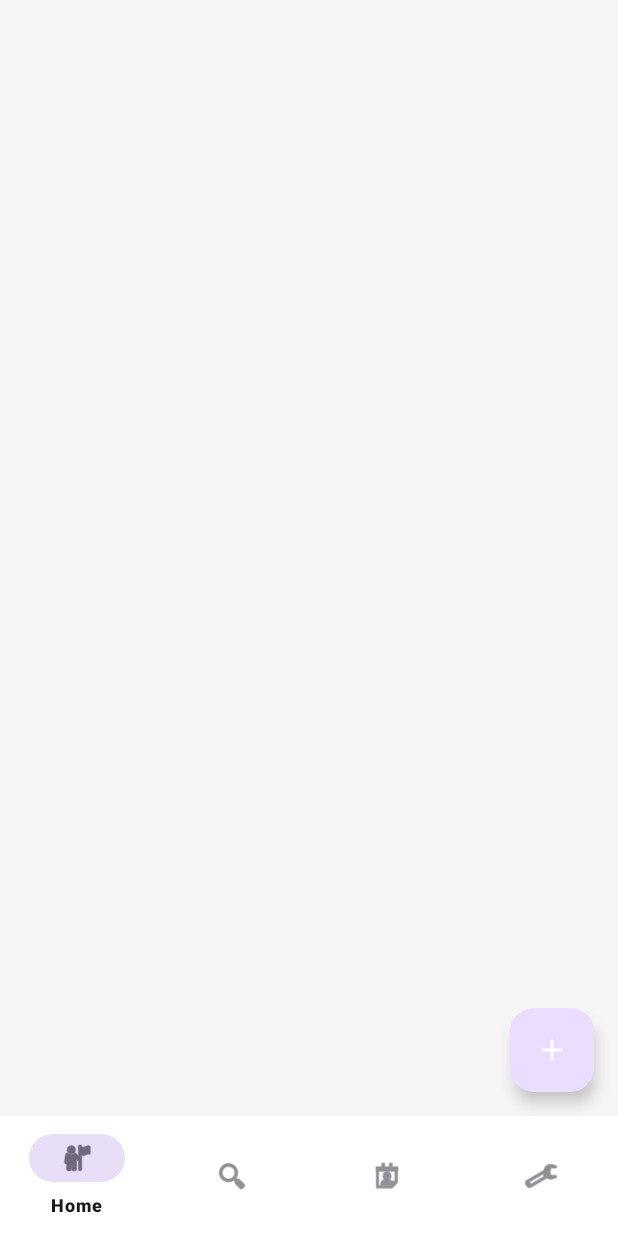
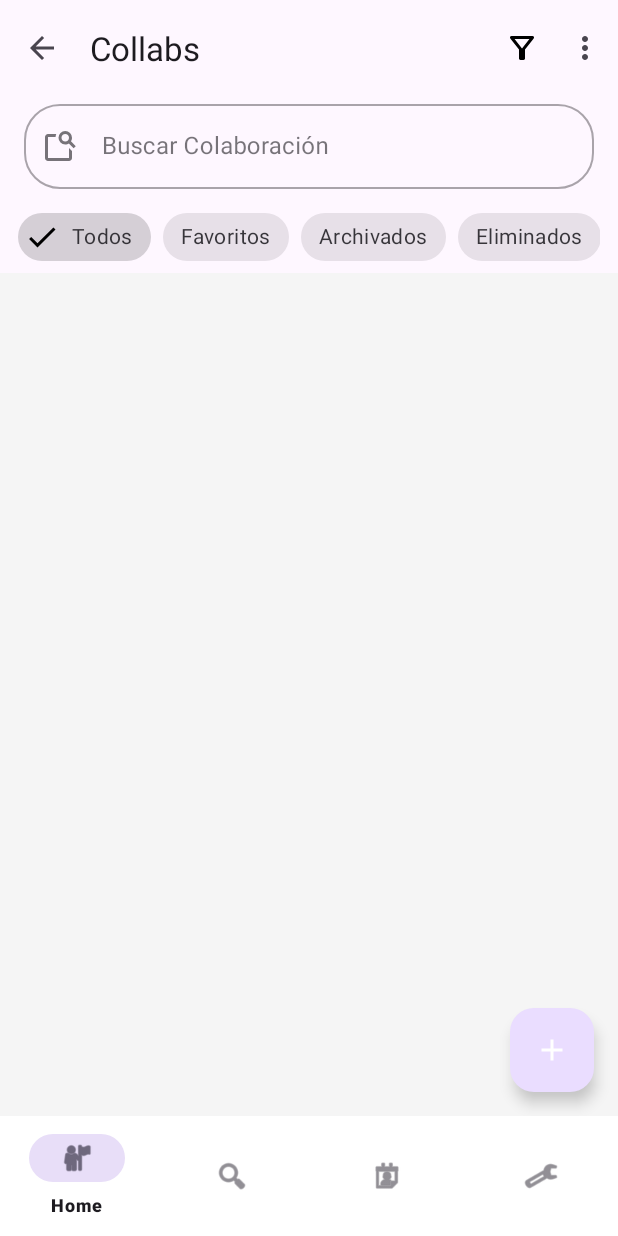
Before and after one commit to alex-boni/PAD-2025-26-G02-CollabUp, an Android app: the fragment CollabListFragment placed in its activity, on a phone screen of 412 x 824 dp. Run offline under Robolectric (Android 15) with nearby library versions, the phone set to English and light mode, and no system bars; our stand-ins replace Firebase (no records; nobody signed in at launch, a user with empty details on screens opened directly).

Commit message:
Add toolbar and searchpanel

```diff
--- /dev/null
+++ b/app/src/main/res/drawable/ic_filter.xml
@@ -0,0 +1,5 @@
+<vector xmlns:android="http://schemas.android.com/apk/res/android" android:height="24dp" android:tint="#000000" android:viewportHeight="960" android:viewportWidth="960" android:width="24dp">
+
+    <path android:fillColor="@android:color/white" android:pathData="M440,800Q423,800 411.5,788.5Q400,777 400,760L400,520L168,224Q153,204 163.5,182Q174,160 200,160L760,160Q786,160 796.5,182Q807,204 792,224L560,520L560,760Q560,777 548.5,788.5Q537,800 520,800L440,800ZM480,492L678,240L282,240L480,492ZM480,492L480,492L480,492Z"/>
+
+</vector>
--- /dev/null
+++ b/app/src/main/res/drawable/ic_search.xml
@@ -0,0 +1,5 @@
+<vector xmlns:android="http://schemas.android.com/apk/res/android" android:height="24dp" android:tint="#000000" android:viewportHeight="960" android:viewportWidth="960" android:width="24dp">
+
+    <path android:fillColor="@android:color/white" android:pathData="M720,530L800,610L800,800Q800,833 776.5,856.5Q753,880 720,880L160,880Q127,880 103.5,856.5Q80,833 80,800L80,240Q80,207 103.5,183.5Q127,160 160,160L380,160Q372,178 368,198.5Q364,219 362,240L160,240Q160,240 160,240Q160,240 160,240L160,800Q160,800 160,800Q160,800 160,800L720,800Q720,800 720,800Q720,800 720,800L720,530ZM772,356L900,484L844,540L716,412Q695,424 671,432Q647,440 620,440Q545,440 492.5,387.5Q440,335 440,260Q440,185 492.5,132.5Q545,80 620,80Q695,80 747.5,132.5Q800,185 800,260Q800,287 792,311Q784,335 772,356ZM620,360Q662,360 691,331Q720,302 720,260Q720,218 691,189Q662,160 620,160Q578,160 549,189Q520,218 520,260Q520,302 549,331Q578,360 620,360ZM160,530L160,800Q160,800 160,800Q160,800 160,800L160,800Q160,800 160,800Q160,800 160,800L160,240Q160,240 160,240Q160,240 160,240L160,240Q160,357 160,438.5Q160,520 160,520Q160,520 160,517Q160,514 160,508L160,530Z"/>
+
+</vector>
--- a/app/src/main/res/layout/fragment_collab_list_layout.xml
+++ b/app/src/main/res/layout/fragment_collab_list_layout.xml
@@ -1,30 +1,115 @@
 <?xml version="1.0" encoding="utf-8"?>
-<androidx.coordinatorlayout.widget.CoordinatorLayout
-    xmlns:android="http://schemas.android.com/apk/res/android"
+<androidx.coordinatorlayout.widget.CoordinatorLayout xmlns:android="http://schemas.android.com/apk/res/android"
     xmlns:app="http://schemas.android.com/apk/res-auto"
+    xmlns:tools="http://schemas.android.com/tools"
     android:layout_width="match_parent"
     android:layout_height="match_parent">
 
-    <!-- RecyclerView con cards -->
+
+    <com.google.android.material.appbar.AppBarLayout
+        android:layout_width="match_parent"
+        android:layout_height="wrap_content"
+        android:fitsSystemWindows="true">
+
+        <androidx.appcompat.widget.Toolbar
+            android:id="@+id/mainToolbar"
+            android:layout_width="match_parent"
+            android:layout_height="?attr/actionBarSize"
+            app:title="@string/title_collabs"
+            app:navigationIcon="?attr/homeAsUpIndicator"
+            app:menu="@menu/collab_options_menu"
+            app:popupTheme="@style/ThemeOverlay.AppCompat.Light"
+            app:layout_scrollFlags="scroll|enterAlways" />
+
+        <com.google.android.material.textfield.TextInputLayout
+            android:id="@+id/searchLayout"
+            style="@style/Widget.MaterialComponents.TextInputLayout.OutlinedBox"
+            android:layout_width="match_parent"
+            android:layout_height="wrap_content"
+            android:layout_marginHorizontal="16dp"
+            android:layout_marginBottom="8dp"
+            android:hint="@string/hint_search_collab"
+            app:boxCornerRadiusBottomEnd="24dp"
+            app:boxCornerRadiusBottomStart="24dp"
+            app:boxCornerRadiusTopEnd="24dp"
+            app:boxCornerRadiusTopStart="24dp"
+            app:endIconMode="clear_text"
+            app:startIconDrawable="@drawable/ic_search"
+            app:layout_scrollFlags="scroll|enterAlways">
+
+            <com.google.android.material.textfield.TextInputEditText
+                android:id="@+id/searchEditText"
+                android:layout_width="match_parent"
+                android:layout_height="wrap_content"
+                android:inputType="textFilter"
+                android:singleLine="true"/>
+        </com.google.android.material.textfield.TextInputLayout>
+
+        <HorizontalScrollView
+            android:layout_width="match_parent"
+            android:layout_height="wrap_content"
+            android:paddingHorizontal="12dp"
+            android:scrollbars="none"
+            app:layout_scrollFlags="scroll|enterAlways">
+
+            <com.google.android.material.chip.ChipGroup
+                android:id="@+id/filterChipGroup"
+                android:layout_width="wrap_content"
+                android:layout_height="wrap_content"
+                app:singleSelection="true">
+
+                <com.google.android.material.chip.Chip
+                    android:id="@+id/chipAll"
+                    style="@style/Widget.MaterialComponents.Chip.Filter"
+                    android:layout_width="wrap_content"
+                    android:layout_height="wrap_content"
+                    android:checked="true"
+                    android:text="@string/chip_all" />
+
+                <com.google.android.material.chip.Chip
+                    android:id="@+id/chipFavorites"
+                    style="@style/Widget.MaterialComponents.Chip.Filter"
+                    android:layout_width="wrap_content"
+                    android:layout_height="wrap_content"
+                    android:text="@string/chip_favorites" />
+
+                <com.google.android.material.chip.Chip
+                    android:id="@+id/chipArchived"
+                    style="@style/Widget.MaterialComponents.Chip.Filter"
+                    android:layout_width="wrap_content"
+                    android:layout_height="wrap_content"
+                    android:text="@string/chip_archived" />
+
+                <com.google.android.material.chip.Chip
+                    android:id="@+id/chipDeleted"
+                    style="@style/Widget.MaterialComponents.Chip.Filter"
+                    android:layout_width="wrap_content"
+                    android:layout_height="wrap_content"
+                    android:text="@string/chip_deleted" />
+            </com.google.android.material.chip.ChipGroup>
+        </HorizontalScrollView>
+
+    </com.google.android.material.appbar.AppBarLayout>
+
     <androidx.recyclerview.widget.RecyclerView
         android:id="@+id/recyclerViewCollab"
         android:layout_width="match_parent"
         android:layout_height="match_parent"
         android:clipToPadding="false"
-        android:padding="16dp"
+        android:paddingTop="16dp"
+        android:paddingHorizontal="16dp"
         android:scrollbars="vertical"
-        app:layoutManager="androidx.recyclerview.widget.LinearLayoutManager"/>
+        app:layoutManager="androidx.recyclerview.widget.LinearLayoutManager"
+        app:layout_behavior="@string/appbar_scrolling_view_behavior" tools:listitem="@layout/item_collab" />
 
-    <!-- Floating Action Button -->
     <com.google.android.material.floatingactionbutton.FloatingActionButton
         android:id="@+id/fabCreateCollab"
         android:layout_width="wrap_content"
         android:layout_height="wrap_content"
-        android:contentDescription="Crear nueva colaboración"
+        android:layout_gravity="bottom|end"
+        android:layout_margin="16dp"
+        android:contentDescription="@string/create_new_collab"
         android:src="@drawable/ic_add"
-    app:layout_anchor="@id/recyclerViewCollab"
-    app:layout_anchorGravity="bottom|end"
-    android:layout_margin="16dp"
-    app:tint="@android:color/white"/>
+        app:tint="@android:color/white" />
 
 </androidx.coordinatorlayout.widget.CoordinatorLayout>
--- /dev/null
+++ b/app/src/main/res/menu/collab_options_menu.xml
@@ -0,0 +1,15 @@
+<?xml version="1.0" encoding="utf-8"?>
+<menu xmlns:android="http://schemas.android.com/apk/res/android"
+    xmlns:app="http://schemas.android.com/apk/res-auto">
+
+    <item
+        android:id="@+id/action_filter"
+        android:title="Filtro"
+        android:icon="@drawable/ic_filter"
+        app:showAsAction="ifRoom" />
+
+    <item
+        android:id="@+id/action_settings"
+        android:title="Configuración"
+        app:showAsAction="never" />
+</menu>
--- a/app/src/main/res/values/strings.xml
+++ b/app/src/main/res/values/strings.xml
@@ -2,4 +2,14 @@
     <string name="app_name">CollabUp</string>
     <!-- TODO: Remove or change this placeholder text -->
     <string name="hello_blank_fragment">Hello blank fragment</string>
+    <string name="filter">Filtro</string>
+    <string name="settings">Configuración</string>
+    <string name="create_new_collab">Crear nuevo Collab</string>
+    <string name="title_collabs">Collabs</string>
+    <string name="hint_search_collab">Buscar Colaboración</string>
+    <string name="chip_all">Todos</string>
+    <string name="chip_favorites">Favoritos</string>
+    <string name="chip_archived">Archivados</string>
+    <string name="no_collabs_found">No se encontraron colaboraciones.</string>
+    <string name="chip_deleted">Eliminados</string>
 </resources>
```
